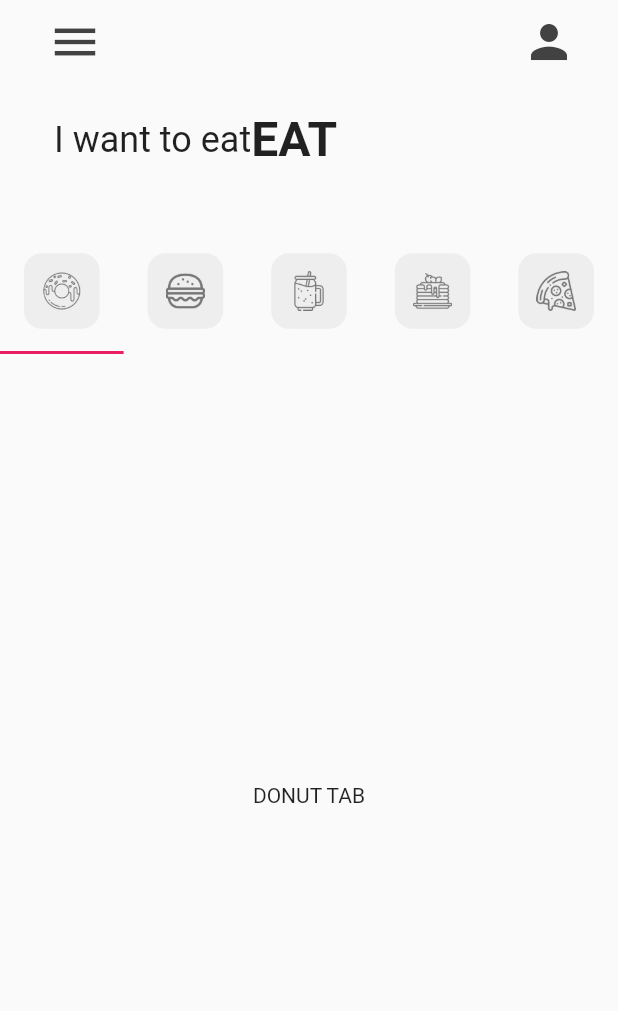
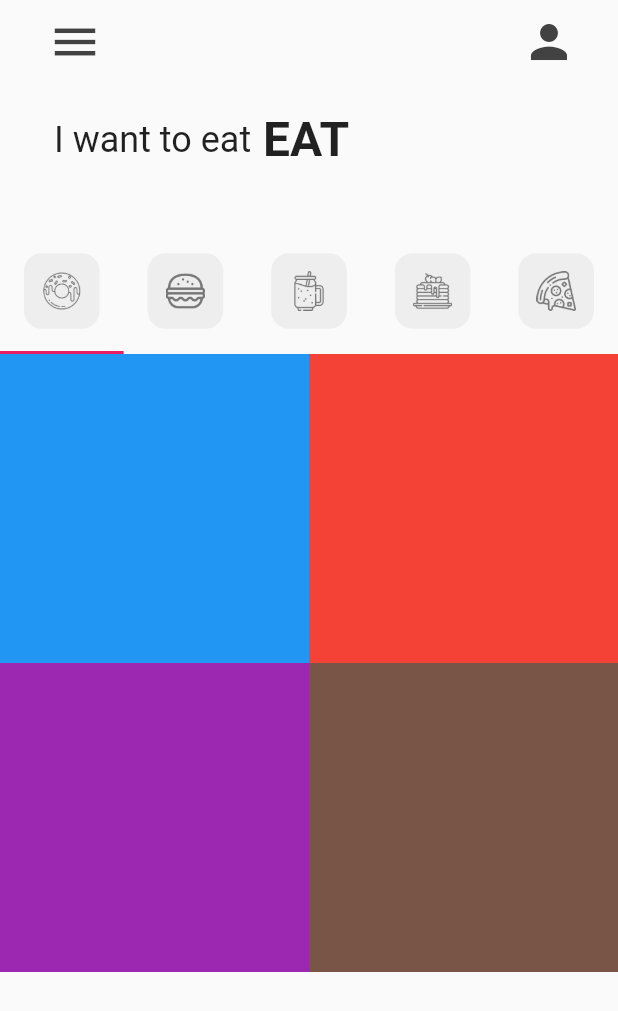
Before and after one commit to bmotadev/donutech-app-flutter, a Flutter app: the screen it shows after launch, on a phone screen of 412 x 824 dp. Shown: the top 1011 px of the screen. Run offline on Flutter 3.47's test engine with Material 2 defaults, Android fonts, the phone set to English and light mode, and no system bars.

Commit message:
:sparkles: feat: adiciona vitrine para produtos

```diff
--- a/lib/pages/home_page.dart
+++ b/lib/pages/home_page.dart
@@ -89,7 +89,7 @@ class _HomePageState extends State<HomePage> {
                     style: TextStyle(fontSize: 24),
                   ),
                   Text(
-                    'EAT',
+                    ' EAT',
                     style: TextStyle(
                       fontSize: 32,
                       fontWeight: FontWeight.bold,
@@ -106,7 +106,7 @@ class _HomePageState extends State<HomePage> {
             // aba da barra
             TabBar(tabs: myTabs),
             // aba da barra view
-            const Expanded(
+            Expanded(
               child: TabBarView(children: [
                 // donut page
                 DonutTab(),
--- a/lib/tab_pages/donut_tab.dart
+++ b/lib/tab_pages/donut_tab.dart
@@ -1,14 +1,31 @@
 import 'package:flutter/material.dart';
 
+import '../utils/donut_tile.dart';
+
 class DonutTab extends StatelessWidget {
-  const DonutTab({super.key});
+  // lista de Donuts
+  List donutsOnSale = [
+    // [ donutFlavor, donutPrice, donutColor, imageName]
+    ["Ice Cream", "26", Colors.blue, "lib/images/icecream_donut.png"],
+    ["Strawberry", "39", Colors.red, "lib/images/strawberry_donuts.png"],
+    ["Grape Ape", "63", Colors.purple, "lib/images/grape_donuts.png"],
+    ["Choco", "72", Colors.brown, "lib/images/chocolate_donut.png"]
+  ];
 
   @override
   Widget build(BuildContext context) {
-    return Container(
-      child: Center(
-        child: Text("DONUT TAB"),
-      ),
+    return GridView.builder(
+      itemCount: donutsOnSale.length,
+      gridDelegate:
+          SliverGridDelegateWithFixedCrossAxisCount(crossAxisCount: 2),
+      itemBuilder: (context, index) {
+        return DonutTile(
+          donutFlavor: donutsOnSale[index][0],
+          donutPrice: donutsOnSale[index][1],
+          donutColor: donutsOnSale[index][2],
+          imageName: donutsOnSale[index][3],
+        );
+      },
     );
   }
 }
--- /dev/null
+++ b/lib/utils/donut_tile.dart
@@ -0,0 +1,27 @@
+import 'package:flutter/material.dart';
+import 'package:flutter/src/widgets/framework.dart';
+import 'package:flutter/src/widgets/placeholder.dart';
+
+class DonutTile extends StatelessWidget {
+  final String donutFlavor;
+  final String donutPrice;
+  final donutColor;
+  final String imageName;
+
+  const DonutTile({
+    super.key,
+    required this.donutFlavor,
+    required this.donutPrice,
+    required this.donutColor,
+    required this.imageName,
+  });
+
+  @override
+  Widget build(BuildContext context) {
+    return Container(
+      decoration: BoxDecoration(
+        color: donutColor,
+      ),
+    );
+  }
+}
```
